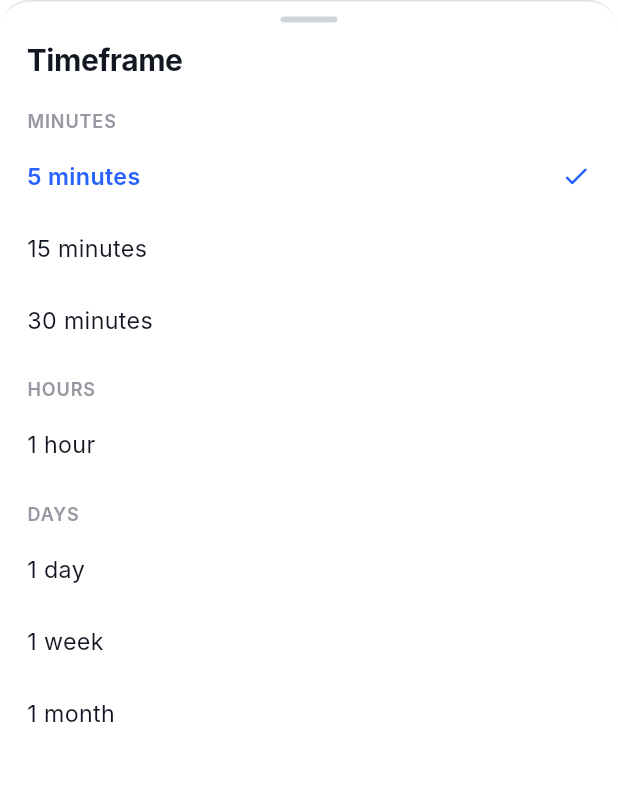
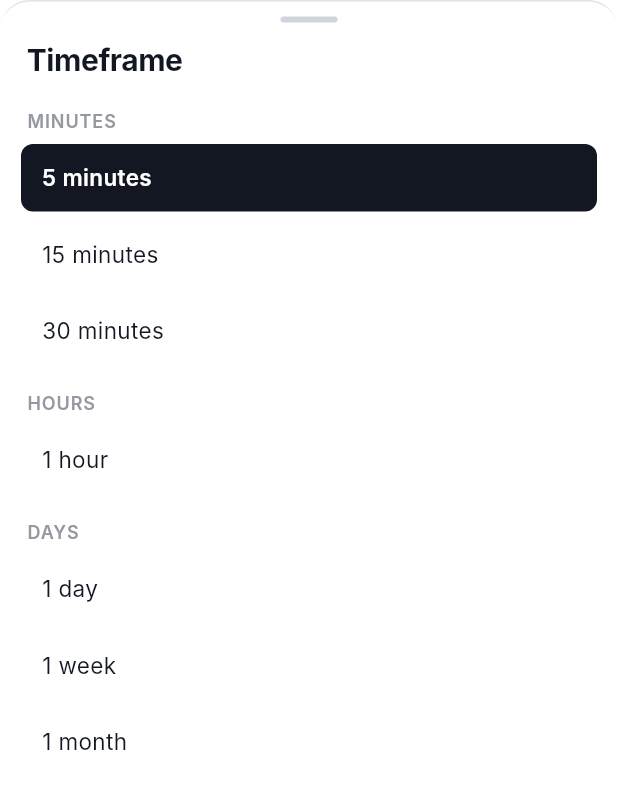
Before and after one commit to razordazzle/frontend-cuan, a Flutter app: the ChartTimeframeSheet widget shown alone on an empty page, opened directly with empty values, on a phone screen of 412 x 824 dp. Shown: the top 789 px of the screen. Run offline on Flutter 3.47's test engine with Material 3 defaults, Android fonts, the phone set to English and light mode, and no system bars; our stand-ins replace dio, flutter_html, flutter_markdown, flutter_native_splash, flutter_secure_storage, qr_flutter and 3 more; missing offline and left inert: dart:js_interop, flutter_inappwebview; accounts and stored records are empty; Roboto replaces fonts that are missing (Inter).

Commit message:
style: highlight timeframe terpilih seperti combobox settings

```diff
--- a/lib/components/chart_timeframe_sheet.dart
+++ b/lib/components/chart_timeframe_sheet.dart
@@ -3,10 +3,8 @@ import 'package:flutter/material.dart';
 import '../data/model/chart_timeframe.dart';
 
 /// Sheet pemilih timeframe ala TradingView: daftar per kelompok (MINUTES/HOURS/DAYS),
-/// timeframe aktif diberi tanda centang.
+/// timeframe aktif disorot seperti combobox di settings indikator.
 class ChartTimeframeSheet extends StatelessWidget {
-  static const Color _selectedColor = Color(0xFF2962FF);
-
   final ChartTimeframe selected;
 
   const ChartTimeframeSheet({super.key, required this.selected});
@@ -100,6 +98,7 @@ class ChartTimeframeSheet extends StatelessWidget {
                           timeframe: timeframe,
                           isSelected: timeframe == selected,
                           textColor: textColor,
+                          backgroundColor: sheetBg,
                         ),
                   ],
                 ],
@@ -112,44 +111,43 @@ class ChartTimeframeSheet extends StatelessWidget {
   }
 }
 
+/// Item timeframe; yang aktif = pill terang dengan teks gelap (warna dibalik).
 class _TimeframeTile extends StatelessWidget {
   final ChartTimeframe timeframe;
   final bool isSelected;
   final Color textColor;
+  final Color backgroundColor;
 
   const _TimeframeTile({
     required this.timeframe,
     required this.isSelected,
     required this.textColor,
+    required this.backgroundColor,
   });
 
   @override
   Widget build(BuildContext context) {
-    return InkWell(
+    final BorderRadius radius = BorderRadius.circular(8);
+    return Padding(
+      padding: const EdgeInsets.symmetric(horizontal: 14, vertical: 3),
+      child: InkWell(
         onTap: () => Navigator.of(context).pop(timeframe),
-      child: Padding(
-        padding: const EdgeInsets.symmetric(horizontal: 18, vertical: 13),
-        child: Row(
-          children: <Widget>[
-            Expanded(
+        borderRadius: radius,
+        child: Container(
+          width: double.infinity,
+          padding: const EdgeInsets.symmetric(horizontal: 14, vertical: 12),
+          decoration: BoxDecoration(
+            color: isSelected ? textColor : Colors.transparent,
+            borderRadius: radius,
+          ),
           child: Text(
             timeframe.title,
             style: TextStyle(
-                  fontSize: 15.5,
+              fontSize: 15,
               fontWeight: isSelected ? FontWeight.w600 : FontWeight.w400,
-                  color: isSelected
-                      ? ChartTimeframeSheet._selectedColor
-                      : textColor,
+              color: isSelected ? backgroundColor : textColor,
             ),
           ),
-            ),
-            if (isSelected)
-              const Icon(
-                Icons.check_rounded,
-                size: 20,
-                color: ChartTimeframeSheet._selectedColor,
-              ),
-          ],
         ),
       ),
     );
```
Also changed, not shown: 1 other file. Lines whose indentation alone changed are shown as unchanged.
